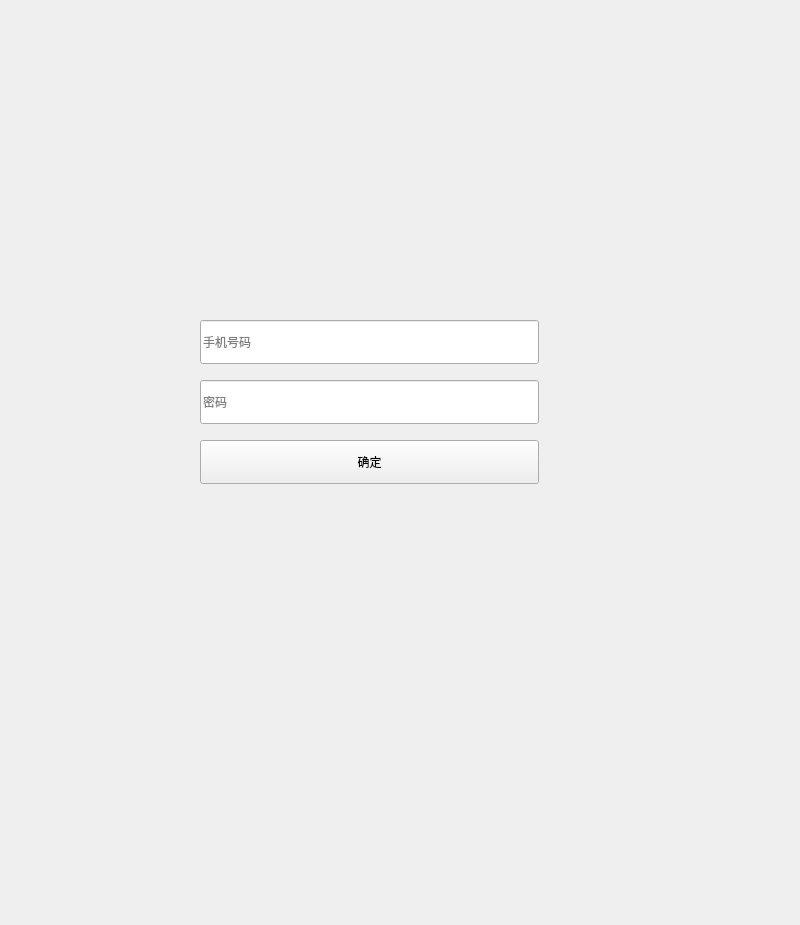
First picture: the form in forgotpwd.ui, repository trv3wood/AccountSystem-Demo, before the edit.
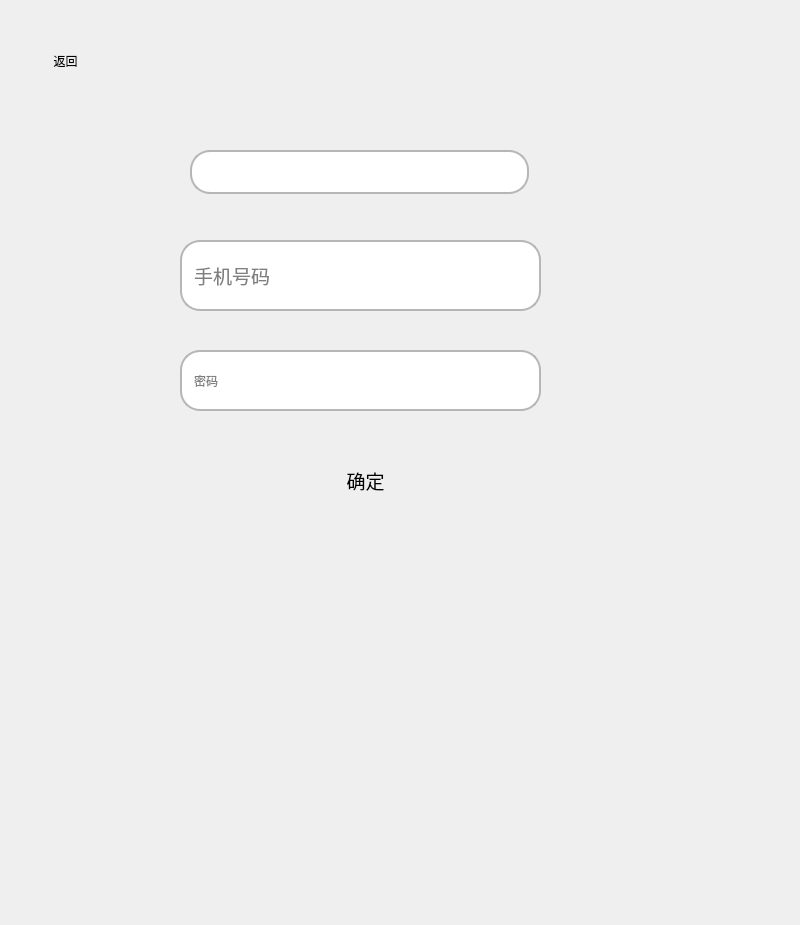
Second picture: the form after the edit. Icons and pictures are not drawn.

Commit message: Refactor loginwindow.ui, forgotpwd.h, loginwindow.h, forgotpwd.cpp, and forgotpwd.ui for improved functionality and code readability

Diff of the .ui file:
```diff
--- a/forgotpwd.ui
+++ b/forgotpwd.ui
@@ -28,13 +28,32 @@
    <iconset resource="img.qrc">
     <normaloff>:/resources/icon.webp</normaloff>:/resources/icon.webp</iconset>
   </property>
+  <property name="styleSheet">
+   <string notr="true">QPushButton {
+	border-radius: 20px;
+	font: 14pt &quot;Microsoft YaHei UI&quot;;
+	color:  black;
+}
+QPushButton:pressed {
+	background-color: rgba(255, 255, 255, 150);/* 更暗的背景色表示按下状态 */
+    border-style: inset;       /* 按钮边框样式改为内嵌 */
+}
+QLineEdit {
+    border: 2px solid #b6b6b6; /* 设置边框宽度和颜色 */
+    border-radius: 20px;       /* 设置边框圆角的半径 */
+    background-color: #ffffff; /* 设置背景色 */
+    color: black;              /* 设置文本颜色 */
+    padding: 10px;              /* 设置内边距，保持文本与边框的距离 */
+	font: 14pt &quot;Microsoft YaHei UI&quot;;
+}</string>
+  </property>
   <widget class="QPushButton" name="pushButton">
    <property name="geometry">
     <rect>
-     <x>200</x>
-     <y>440</y>
-     <width>339</width>
-     <height>44</height>
+     <x>250</x>
+     <y>460</y>
+     <width>231</width>
+     <height>41</height>
     </rect>
    </property>
    <property name="sizeIncrement">
@@ -45,7 +64,10 @@
    </property>
    <property name="font">
     <font>
-     <pointsize>9</pointsize>
+     <family>Microsoft YaHei UI</family>
+     <pointsize>14</pointsize>
+     <italic>false</italic>
+     <bold>false</bold>
     </font>
    </property>
    <property name="text">
@@ -55,10 +77,10 @@
   <widget class="QLineEdit" name="phonenum">
    <property name="geometry">
     <rect>
-     <x>200</x>
-     <y>320</y>
-     <width>339</width>
-     <height>44</height>
+     <x>180</x>
+     <y>240</y>
+     <width>361</width>
+     <height>71</height>
     </rect>
    </property>
    <property name="baseSize">
@@ -69,7 +91,10 @@
    </property>
    <property name="font">
     <font>
-     <pointsize>9</pointsize>
+     <family>Microsoft YaHei UI</family>
+     <pointsize>14</pointsize>
+     <italic>false</italic>
+     <bold>false</bold>
     </font>
    </property>
    <property name="text">
@@ -82,10 +107,10 @@
   <widget class="QLineEdit" name="passwd">
    <property name="geometry">
     <rect>
-     <x>200</x>
-     <y>380</y>
-     <width>339</width>
-     <height>44</height>
+     <x>180</x>
+     <y>350</y>
+     <width>361</width>
+     <height>61</height>
     </rect>
    </property>
    <property name="baseSize">
@@ -104,8 +129,8 @@
    </property>
    <property name="geometry">
     <rect>
-     <x>200</x>
-     <y>260</y>
+     <x>190</x>
+     <y>150</y>
      <width>339</width>
      <height>44</height>
     </rect>
@@ -129,6 +154,19 @@
     <bool>true</bool>
    </property>
   </widget>
+  <widget class="QPushButton" name="backBtn">
+   <property name="geometry">
+    <rect>
+     <x>40</x>
+     <y>40</y>
+     <width>51</width>
+     <height>41</height>
+    </rect>
+   </property>
+   <property name="text">
+    <string>返回</string>
+   </property>
+  </widget>
  </widget>
  <tabstops>
   <tabstop>exist</tabstop>
```
Left out of the diff: 4 changed lines with no effect on the pictures. The commit also changes 5 other files.
